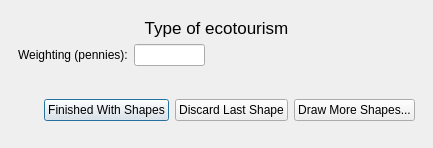
Old version of the form oom_cobi_loreto/Interview/drawecotourism.ui in the repository Ecotrust/openoceanmap-desktop.
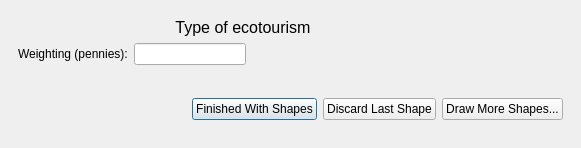
New version of the form.

```diff
--- a/oom_cobi_loreto/Interview/drawecotourism.ui
+++ b/oom_cobi_loreto/Interview/drawecotourism.ui
@@ -6,7 +6,7 @@
    <rect>
     <x>0</x>
     <y>0</y>
-    <width>433</width>
+    <width>581</width>
     <height>148</height>
    </rect>
   </property>
@@ -27,19 +27,19 @@
        <widget class="QLabel" name="type_label" >
         <property name="minimumSize" >
          <size>
-          <width>50</width>
+          <width>5</width>
           <height>0</height>
          </size>
         </property>
         <property name="maximumSize" >
          <size>
-          <width>500</width>
+          <width>450</width>
           <height>16777215</height>
          </size>
         </property>
         <property name="font" >
          <font>
-          <pointsize>13</pointsize>
+          <pointsize>12</pointsize>
          </font>
         </property>
         <property name="text" >
```
